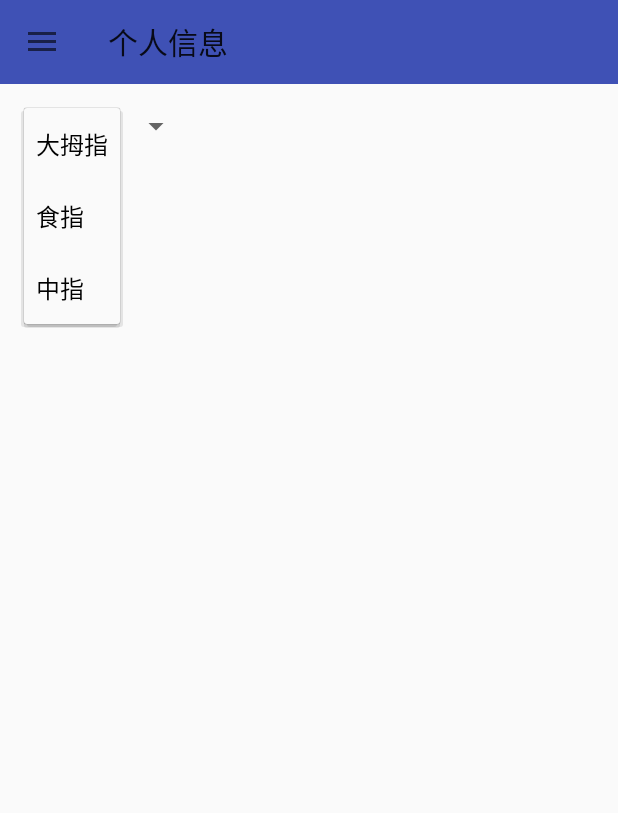
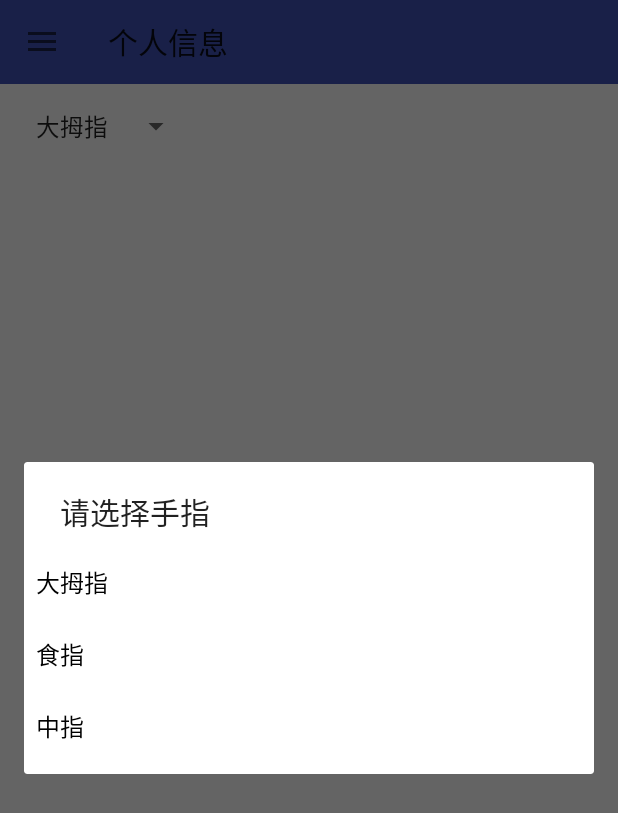
Before and after one commit to LostStarTvT/MPSG, an Android app: the fragment CollectPressureFragment placed in its activity, after a tap on "大拇指", on a phone screen of 412 x 824 dp. Shown: the top 813 px of the screen. Run offline under Robolectric (Android 15) with nearby library versions, the phone set to English and light mode, and no system bars; libraries missing offline, so code that uses them is left out: com.skyfishjy.library, ren.perry.perry; 3 statements that could not run were skipped; 1 other tap on this screen came first.

Commit message:
手机用户按压信息
单独开辟一个界面手机用户按压数据，分别为 大拇指 食指  中指。用户需要自己选择哪个手指

```diff
--- a/app/src/main/java/com/proposeme/seven/mpsg/view/CollectPressureFragment.java
+++ b/app/src/main/java/com/proposeme/seven/mpsg/view/CollectPressureFragment.java
@@ -1,9 +1,11 @@
 package com.proposeme.seven.mpsg.view;
 
+import android.content.DialogInterface;
 import android.content.SharedPreferences;
 import android.os.Bundle;
 import android.support.annotation.NonNull;
 import android.support.annotation.Nullable;
+import android.support.v7.app.AlertDialog;
 import android.util.Log;
 import android.view.LayoutInflater;
 import android.view.MotionEvent;
@@ -11,11 +13,9 @@ import android.view.View;
 import android.view.ViewGroup;
 import android.widget.AdapterView;
 import android.widget.Spinner;
-import android.widget.Toast;
 
 import com.proposeme.seven.mpsg.R;
 import com.proposeme.seven.mpsg.ui.MainActivity;
-import com.proposeme.seven.mpsg.util.L;
 
 import java.io.IOException;
 
@@ -28,18 +28,30 @@ public class CollectPressureFragment extends onTouchListenerFragment {
 
     private Spinner mSpinner; //用户选择的那个手指。
     private  int fingerID = 0; //记录用户手指id，默认的就是大拇指。
+    private  boolean changeFinger = false;  //false表示没有更换，true表示更换。主要是为了屏蔽切换时候的无用数据
     @Nullable
     @Override
     public View onCreateView(@NonNull LayoutInflater inflater, @Nullable ViewGroup container, @Nullable Bundle savedInstanceState) {
         super.onCreateView(inflater, container, savedInstanceState);
 
+
+        AlertDialog dialog = new AlertDialog.Builder(getContext()).setTitle("收集手指按压力度！")
+                .setPositiveButton("确定", new DialogInterface.OnClickListener() {
+                    @Override
+                    public void onClick(DialogInterface dialog, int which) {
+                    }
+                }).setMessage("默认是大拇指，如有变化请重新选择！").create();
+        dialog.show();
+
         View v = inflater.inflate(R.layout.collect_pressure, container, false);
         mSpinner = v.findViewById(R.id.spinner);
+
 
         mSpinner.setOnItemSelectedListener(new AdapterView.OnItemSelectedListener() {
             @Override
             public void onItemSelected(AdapterView<?> parent, View view, int position, long id) {
                 String[] fingerId = getResources().getStringArray(R.array.finger);
+                changeFinger = true;
                 switch (fingerId[position]){
                     case "大拇指":
                         fingerID = 0;
@@ -51,8 +63,7 @@ public class CollectPressureFragment extends onTouchListenerFragment {
                         fingerID = 2;
                         break;
                 }
-                L.e("cccc" + fingerId[position]);
-//                Toast.makeText(MainActivity.this, "你点击的是:"+languages[pos], 2000).show();
+
             }
 
             @Override
@@ -74,6 +85,8 @@ public class CollectPressureFragment extends onTouchListenerFragment {
                 if (ev.getAction() == MotionEvent.ACTION_UP){
                     String pressure = "" + ev.getPressure();//主要就是使用这个方法获取到压力值
 
+                    //如果没有更新手指则正常进行数据的更新
+                    if (!changeFinger){
                         //从本地读取到保存的用户loginId
                         SharedPreferences settings = getActivity().getSharedPreferences("UserData", 0);
                         String loginId = settings.getString("loginId",null); //获取到登录账号。
@@ -84,6 +97,8 @@ public class CollectPressureFragment extends onTouchListenerFragment {
                         //不注释为自动开启压力存储。
                         storePressure.initPostSqlRequest(mUser,"user_pressure_store");
                         Log.e("onTouchTest111",pressure + "  " +  loginId + fingerID);
+                    }
+                    changeFinger = false;
                 }
             }
         };
--- a/app/src/main/java/com/proposeme/seven/mpsg/view/onTouchListenerFragment.java
+++ b/app/src/main/java/com/proposeme/seven/mpsg/view/onTouchListenerFragment.java
@@ -47,7 +47,7 @@ public class onTouchListenerFragment extends Fragment{
                     mUser.setLoginId(loginId);
                     mUser.setPressure(pressure);
                     //不注释为自动开启压力存储。
-                    storePressure.initPostSqlRequest(mUser,"user_pressure_store");
+//                    storePressure.initPostSqlRequest(mUser,"user_pressure_store");
                     Log.e("onTouchTest",pressure + "  " +  loginId);
                 }
             }
--- a/app/src/main/res/layout/collect_pressure.xml
+++ b/app/src/main/res/layout/collect_pressure.xml
@@ -9,6 +9,8 @@
         android:id="@+id/spinner"
         android:layout_width="wrap_content"
         android:layout_height="wrap_content"
+        android:spinnerMode="dialog"
+        android:prompt="@string/promptString"
         android:entries="@array/finger" />
 
 </LinearLayout>
--- a/app/src/main/res/values/strings.xml
+++ b/app/src/main/res/values/strings.xml
@@ -65,4 +65,6 @@
 
     <!--网络连接-->
     <string name="InternetState">Sorry,网络出现了一点小问题~</string>
+    <string name="promptString">请选择手指</string>
+
 </resources>
```
Lines whose indentation alone changed are shown as unchanged.
